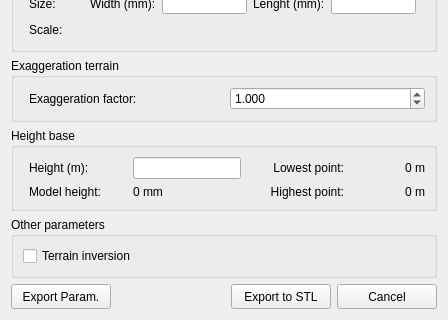
First picture: the form in DEMto3D_Dialog/DEMto3D_dialog_base.ui, repository jawensi/DEMto3D-QGIS-Plugin, before the edit; both pictures show x 0 to 448 and y 267 to 587 of the 448 by 587 pixel window.
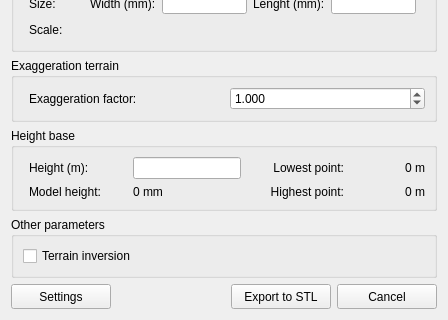
Second picture: the form after the edit. Icons and pictures are not drawn. Custom widgets are drawn as their Qt base class.

Commit message: Import/Export parameters

```diff
--- a/DEMto3D_Dialog/DEMto3D_dialog_base.ui
+++ b/DEMto3D_Dialog/DEMto3D_dialog_base.ui
@@ -590,7 +590,7 @@
    <item>
     <layout class="QHBoxLayout" name="horizontalLayout_9">
      <item>
-      <widget class="QToolButton" name="ParamToolButton">
+      <widget class="QPushButton" name="ParamPushButton">
        <property name="sizePolicy">
         <sizepolicy hsizetype="Fixed" vsizetype="Fixed">
          <horstretch>0</horstretch>
@@ -604,7 +604,10 @@
         </size>
        </property>
        <property name="text">
-        <string>Export Param.</string>
+        <string>Settings</string>
+       </property>
+       <property name="autoDefault">
+        <bool>false</bool>
        </property>
       </widget>
      </item>
```
Left out of the diff: 1 changed line with no effect on the pictures. The commit also changes 5 other files.
